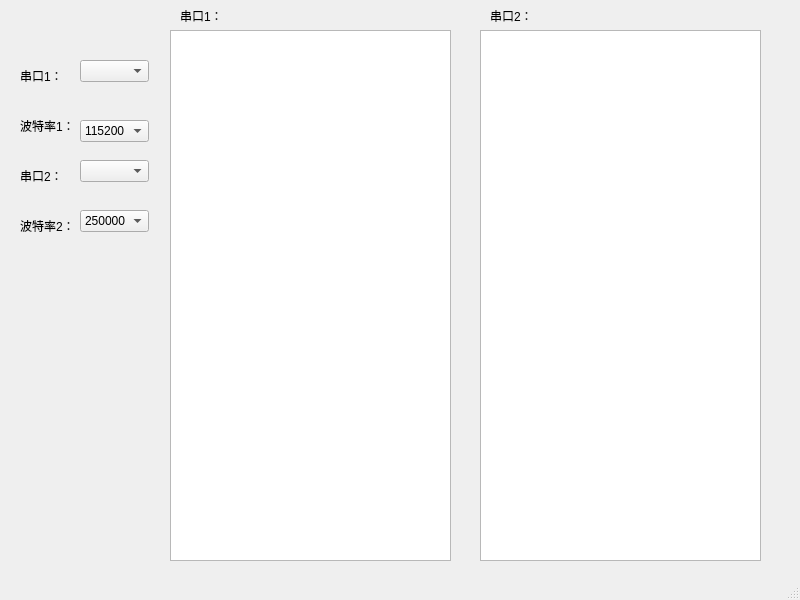
losehu/NEFUART, file NEFUART/mainwindow.ui: the form before one commit.
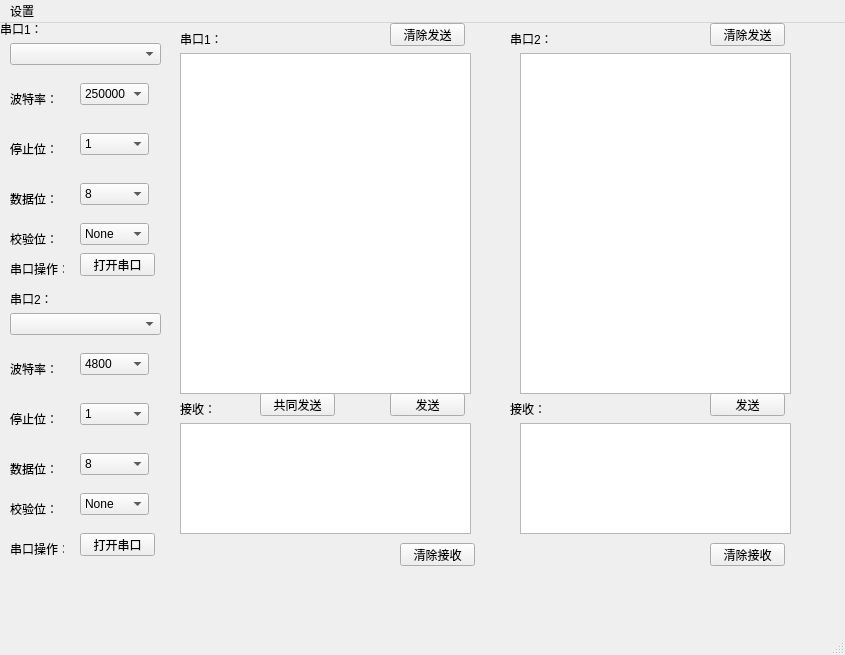
The form after the commit.

The edit to the form file:
```diff
--- a/NEFUART/mainwindow.ui
+++ b/NEFUART/mainwindow.ui
@@ -6,8 +6,8 @@
    <rect>
     <x>0</x>
     <y>0</y>
-    <width>800</width>
-    <height>600</height>
+    <width>845</width>
+    <height>655</height>
    </rect>
   </property>
   <property name="windowTitle">
@@ -17,9 +17,9 @@
    <widget class="QComboBox" name="comboBox">
     <property name="geometry">
      <rect>
-      <x>80</x>
-      <y>60</y>
-      <width>69</width>
+      <x>10</x>
+      <y>20</y>
+      <width>151</width>
       <height>22</height>
      </rect>
     </property>
@@ -27,30 +27,185 @@
    <widget class="QLabel" name="label">
     <property name="geometry">
      <rect>
-      <x>20</x>
+      <x>0</x>
+      <y>0</y>
+      <width>54</width>
+      <height>12</height>
+     </rect>
+    </property>
+    <property name="text">
+     <string>串口1：</string>
+    </property>
+   </widget>
+   <widget class="QLabel" name="label_baud1">
+    <property name="geometry">
+     <rect>
+      <x>10</x>
       <y>70</y>
       <width>54</width>
       <height>12</height>
      </rect>
     </property>
     <property name="text">
+     <string>波特率：</string>
+    </property>
+   </widget>
+   <widget class="QComboBox" name="uart2">
+    <property name="geometry">
+     <rect>
+      <x>10</x>
+      <y>290</y>
+      <width>151</width>
+      <height>22</height>
+     </rect>
+    </property>
+   </widget>
+   <widget class="QLabel" name="label_uart2">
+    <property name="geometry">
+     <rect>
+      <x>10</x>
+      <y>270</y>
+      <width>54</width>
+      <height>12</height>
+     </rect>
+    </property>
+    <property name="text">
+     <string>串口2：</string>
+    </property>
+   </widget>
+   <widget class="QTextEdit" name="text_send1">
+    <property name="geometry">
+     <rect>
+      <x>180</x>
+      <y>30</y>
+      <width>291</width>
+      <height>341</height>
+     </rect>
+    </property>
+   </widget>
+   <widget class="QTextEdit" name="text_send2">
+    <property name="geometry">
+     <rect>
+      <x>520</x>
+      <y>30</y>
+      <width>271</width>
+      <height>341</height>
+     </rect>
+    </property>
+   </widget>
+   <widget class="QLabel" name="label_name1">
+    <property name="geometry">
+     <rect>
+      <x>180</x>
+      <y>10</y>
+      <width>54</width>
+      <height>12</height>
+     </rect>
+    </property>
+    <property name="text">
      <string>串口1：</string>
     </property>
    </widget>
    <widget class="QLabel" name="label_2">
     <property name="geometry">
      <rect>
-      <x>20</x>
+      <x>510</x>
+      <y>10</y>
+      <width>54</width>
+      <height>12</height>
+     </rect>
+    </property>
+    <property name="text">
+     <string>串口2：</string>
+    </property>
+   </widget>
+   <widget class="QComboBox" name="baud1">
+    <property name="geometry">
+     <rect>
+      <x>80</x>
+      <y>60</y>
+      <width>69</width>
+      <height>22</height>
+     </rect>
+    </property>
+    <item>
+     <property name="text">
+      <string>250000</string>
+     </property>
+    </item>
+    <item>
+     <property name="text">
+      <string>custom</string>
+     </property>
+    </item>
+    <item>
+     <property name="text">
+      <string>4800</string>
+     </property>
+    </item>
+    <item>
+     <property name="text">
+      <string>9600</string>
+     </property>
+    </item>
+    <item>
+     <property name="text">
+      <string>115200</string>
+     </property>
+    </item>
+   </widget>
+   <widget class="QLabel" name="label_stop1">
+    <property name="geometry">
+     <rect>
+      <x>10</x>
       <y>120</y>
       <width>54</width>
       <height>12</height>
      </rect>
     </property>
     <property name="text">
-     <string>波特率1：</string>
+     <string>停止位：</string>
     </property>
    </widget>
-   <widget class="QComboBox" name="comboBox_6">
+   <widget class="QComboBox" name="stop1">
+    <property name="geometry">
+     <rect>
+      <x>80</x>
+      <y>110</y>
+      <width>69</width>
+      <height>22</height>
+     </rect>
+    </property>
+    <item>
+     <property name="text">
+      <string>1</string>
+     </property>
+    </item>
+    <item>
+     <property name="text">
+      <string>1.5</string>
+     </property>
+    </item>
+    <item>
+     <property name="text">
+      <string>2</string>
+     </property>
+    </item>
+   </widget>
+   <widget class="QLabel" name="label_data1">
+    <property name="geometry">
+     <rect>
+      <x>10</x>
+      <y>170</y>
+      <width>54</width>
+      <height>12</height>
+     </rect>
+    </property>
+    <property name="text">
+     <string>数据位：</string>
+    </property>
+   </widget>
+   <widget class="QComboBox" name="data1">
     <property name="geometry">
      <rect>
       <x>80</x>
@@ -59,36 +214,89 @@
       <height>22</height>
      </rect>
     </property>
+    <item>
+     <property name="text">
+      <string>8</string>
+     </property>
+    </item>
+    <item>
+     <property name="text">
+      <string>7</string>
+     </property>
+    </item>
+    <item>
+     <property name="text">
+      <string>6</string>
+     </property>
+    </item>
+    <item>
+     <property name="text">
+      <string>5</string>
+     </property>
+    </item>
    </widget>
    <widget class="QLabel" name="label_6">
     <property name="geometry">
      <rect>
-      <x>20</x>
-      <y>220</y>
-      <width>54</width>
-      <height>12</height>
-     </rect>
-    </property>
-    <property name="text">
-     <string>波特率2：</string>
-    </property>
-   </widget>
-   <widget class="QComboBox" name="comboBox_7">
-    <property name="geometry">
-     <rect>
-      <x>80</x>
+      <x>10</x>
       <y>210</y>
+      <width>54</width>
+      <height>12</height>
+     </rect>
+    </property>
+    <property name="text">
+     <string>校验位：</string>
+    </property>
+   </widget>
+   <widget class="QComboBox" name="check1">
+    <property name="geometry">
+     <rect>
+      <x>80</x>
+      <y>200</y>
       <width>69</width>
       <height>22</height>
      </rect>
     </property>
     <item>
      <property name="text">
-      <string>250000</string>
+      <string>None</string>
      </property>
     </item>
     <item>
      <property name="text">
+      <string>Odd</string>
+     </property>
+    </item>
+    <item>
+     <property name="text">
+      <string>Even</string>
+     </property>
+    </item>
+   </widget>
+   <widget class="QLabel" name="label_baud2">
+    <property name="geometry">
+     <rect>
+      <x>10</x>
+      <y>340</y>
+      <width>54</width>
+      <height>12</height>
+     </rect>
+    </property>
+    <property name="text">
+     <string>波特率：</string>
+    </property>
+   </widget>
+   <widget class="QComboBox" name="baud2">
+    <property name="geometry">
+     <rect>
+      <x>80</x>
+      <y>330</y>
+      <width>69</width>
+      <height>22</height>
+     </rect>
+    </property>
+    <item>
+     <property name="text">
       <string>4800</string>
      </property>
     </item>
@@ -106,74 +314,104 @@
    <widget class="QLabel" name="label_9">
     <property name="geometry">
      <rect>
-      <x>20</x>
-      <y>170</y>
+      <x>10</x>
+      <y>390</y>
       <width>54</width>
       <height>12</height>
      </rect>
     </property>
     <property name="text">
-     <string>串口2：</string>
+     <string>停止位：</string>
     </property>
    </widget>
-   <widget class="QTextEdit" name="textEdit">
+   <widget class="QComboBox" name="check2">
     <property name="geometry">
      <rect>
-      <x>170</x>
-      <y>30</y>
-      <width>281</width>
-      <height>531</height>
+      <x>80</x>
+      <y>470</y>
+      <width>69</width>
+      <height>22</height>
      </rect>
     </property>
+    <item>
+     <property name="text">
+      <string>None</string>
+     </property>
+    </item>
+    <item>
+     <property name="text">
+      <string>Odd</string>
+     </property>
+    </item>
+    <item>
+     <property name="text">
+      <string>Even</string>
+     </property>
+    </item>
    </widget>
-   <widget class="QTextEdit" name="textEdit_2">
+   <widget class="QLabel" name="label_check2">
     <property name="geometry">
      <rect>
-      <x>480</x>
-      <y>30</y>
-      <width>281</width>
-      <height>531</height>
+      <x>10</x>
+      <y>480</y>
+      <width>54</width>
+      <height>12</height>
      </rect>
     </property>
+    <property name="text">
+     <string>校验位：</string>
+    </property>
    </widget>
-   <widget class="QLabel" name="label_3">
+   <widget class="QComboBox" name="stop2">
     <property name="geometry">
      <rect>
-      <x>180</x>
-      <y>10</y>
-      <width>54</width>
-      <height>12</height>
+      <x>80</x>
+      <y>380</y>
+      <width>69</width>
+      <height>22</height>
      </rect>
     </property>
-    <property name="text">
-     <string>串口1：</string>
-    </property>
+    <item>
+     <property name="text">
+      <string>1</string>
+     </property>
+    </item>
+    <item>
+     <property name="text">
+      <string>1.5</string>
+     </property>
+    </item>
+    <item>
+     <property name="text">
+      <string>2</string>
+     </property>
+    </item>
    </widget>
    <widget class="QLabel" name="label_4">
     <property name="geometry">
      <rect>
-      <x>490</x>
-      <y>10</y>
+      <x>10</x>
+      <y>440</y>
       <width>54</width>
       <height>12</height>
      </rect>
     </property>
     <property name="text">
-     <string>串口2：</string>
+     <string>数据位：</string>
     </property>
    </widget>
    <widget class="QComboBox" name="comboBox_8">
     <property name="geometry">
      <rect>
       <x>80</x>
-      <y>120</y>
+      <y>430</y>
       <width>69</width>
       <height>22</height>
      </rect>
     </property>
     <item>
      <property name="text">
-      <string>115200</string>
+      <string>8</string>
      </property>
     </item>
     <item>
@@ -192,16 +430,213 @@
      </property>
     </item>
    </widget>
+   <widget class="QLabel" name="label_open1">
+    <property name="geometry">
+     <rect>
+      <x>10</x>
+      <y>240</y>
+      <width>54</width>
+      <height>12</height>
+     </rect>
+    </property>
+    <property name="text">
+     <string>串口操作：</string>
+    </property>
+   </widget>
+   <widget class="QPushButton" name="open1">
+    <property name="geometry">
+     <rect>
+      <x>80</x>
+      <y>230</y>
+      <width>75</width>
+      <height>23</height>
+     </rect>
+    </property>
+    <property name="text">
+     <string>打开串口</string>
+    </property>
+   </widget>
+   <widget class="QLabel" name="label_open2">
+    <property name="geometry">
+     <rect>
+      <x>10</x>
+      <y>520</y>
+      <width>54</width>
+      <height>12</height>
+     </rect>
+    </property>
+    <property name="text">
+     <string>串口操作：</string>
+    </property>
+   </widget>
+   <widget class="QPushButton" name="open2">
+    <property name="geometry">
+     <rect>
+      <x>80</x>
+      <y>510</y>
+      <width>75</width>
+      <height>23</height>
+     </rect>
+    </property>
+    <property name="text">
+     <string>打开串口</string>
+    </property>
+   </widget>
+   <widget class="QPushButton" name="send1">
+    <property name="geometry">
+     <rect>
+      <x>390</x>
+      <y>370</y>
+      <width>75</width>
+      <height>23</height>
+     </rect>
+    </property>
+    <property name="text">
+     <string>发送</string>
+    </property>
+   </widget>
+   <widget class="QPushButton" name="send2">
+    <property name="geometry">
+     <rect>
+      <x>710</x>
+      <y>370</y>
+      <width>75</width>
+      <height>23</height>
+     </rect>
+    </property>
+    <property name="text">
+     <string>发送</string>
+    </property>
+   </widget>
+   <widget class="QPushButton" name="send_all">
+    <property name="geometry">
+     <rect>
+      <x>260</x>
+      <y>370</y>
+      <width>75</width>
+      <height>23</height>
+     </rect>
+    </property>
+    <property name="text">
+     <string>共同发送</string>
+    </property>
+   </widget>
+   <widget class="QTextEdit" name="text_recv1">
+    <property name="geometry">
+     <rect>
+      <x>180</x>
+      <y>400</y>
+      <width>291</width>
+      <height>111</height>
+     </rect>
+    </property>
+   </widget>
+   <widget class="QTextEdit" name="text_recv2">
+    <property name="geometry">
+     <rect>
+      <x>520</x>
+      <y>400</y>
+      <width>271</width>
+      <height>111</height>
+     </rect>
+    </property>
+   </widget>
+   <widget class="QLabel" name="label_name3">
+    <property name="geometry">
+     <rect>
+      <x>180</x>
+      <y>380</y>
+      <width>54</width>
+      <height>12</height>
+     </rect>
+    </property>
+    <property name="text">
+     <string>接收：</string>
+    </property>
+   </widget>
+   <widget class="QLabel" name="label_name4">
+    <property name="geometry">
+     <rect>
+      <x>510</x>
+      <y>380</y>
+      <width>54</width>
+      <height>12</height>
+     </rect>
+    </property>
+    <property name="text">
+     <string>接收：</string>
+    </property>
+   </widget>
+   <widget class="QPushButton" name="clear_send1">
+    <property name="geometry">
+     <rect>
+      <x>390</x>
+      <y>0</y>
+      <width>75</width>
+      <height>23</height>
+     </rect>
+    </property>
+    <property name="text">
+     <string>清除发送</string>
+    </property>
+   </widget>
+   <widget class="QPushButton" name="clear_send2">
+    <property name="geometry">
+     <rect>
+      <x>710</x>
+      <y>0</y>
+      <width>75</width>
+      <height>23</height>
+     </rect>
+    </property>
+    <property name="text">
+     <string>清除发送</string>
+    </property>
+   </widget>
+   <widget class="QPushButton" name="clear_recv1">
+    <property name="geometry">
+     <rect>
+      <x>400</x>
+      <y>520</y>
+      <width>75</width>
+      <height>23</height>
+     </rect>
+    </property>
+    <property name="text">
+     <string>清除接收</string>
+    </property>
+   </widget>
+   <widget class="QPushButton" name="clear_recv2">
+    <property name="geometry">
+     <rect>
+      <x>710</x>
+      <y>520</y>
+      <width>75</width>
+      <height>23</height>
+     </rect>
+    </property>
+    <property name="text">
+     <string>清除接收</string>
+    </property>
+   </widget>
   </widget>
   <widget class="QMenuBar" name="menubar">
    <property name="geometry">
     <rect>
      <x>0</x>
      <y>0</y>
-     <width>800</width>
+     <width>845</width>
      <height>23</height>
     </rect>
    </property>
+   <widget class="QMenu" name="menu">
+    <property name="title">
+     <string>设置</string>
+    </property>
+    <addaction name="action13"/>
+    <addaction name="actionLanguage"/>
+   </widget>
+   <addaction name="menu"/>
   </widget>
   <widget class="QStatusBar" name="statusbar"/>
  </widget>
```
Left out of the diff: 40 changed lines with no effect on the pictures.
